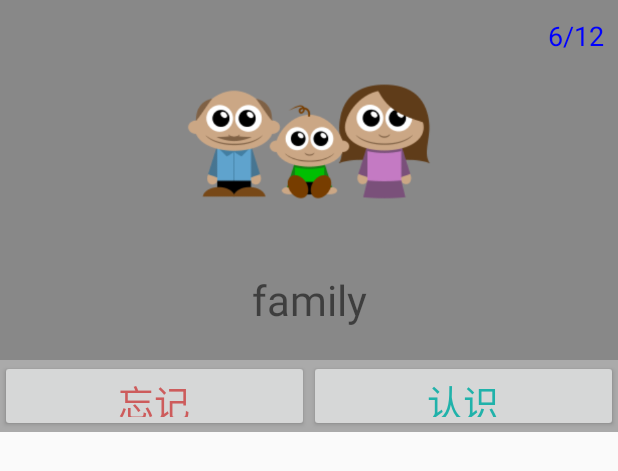
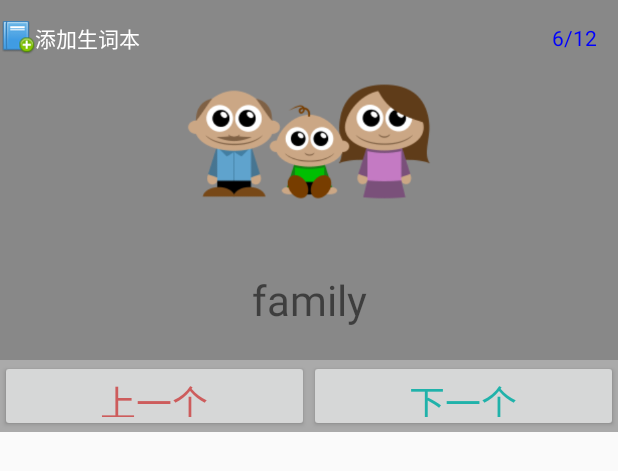
Before and after one commit to sunjinbo/amy, an Android app: the layout word_view.xml on its own in the app's theme, with its tools: preview values and no code run, on a phone screen of 412 x 824 dp. Shown: the top 471 px of the screen. Run offline under Robolectric (Android 15) with nearby library versions, the phone set to English and light mode, and no system bars.

Commit message:
update study word panel to previous&next mode

```diff
--- a/app/src/main/res/layout/word_view.xml
+++ b/app/src/main/res/layout/word_view.xml
@@ -40,12 +40,38 @@
             android:id="@+id/tv_sequence_number"
             tools:text="6/12"
             android:text="0/0"
-            android:textSize="18sp"
+            android:textSize="14sp"
             android:textColor="@color/blue"
             android:gravity="center_vertical|center"
             android:layout_alignParentRight="true"
+            android:layout_margin="1dp"
             android:layout_width="56dp"
             android:layout_height="48dp" />
+
+        <LinearLayout
+            android:id="@+id/ly_add_dict"
+            android:orientation="horizontal"
+            android:gravity="center_vertical|center"
+            android:layout_alignParentLeft="true"
+            android:layout_margin="1dp"
+            android:layout_width="wrap_content"
+            android:layout_height="wrap_content">
+
+            <ImageView
+                android:src="@drawable/ic_add_dict"
+                android:layout_width="22dp"
+                android:layout_height="22dp" />
+
+            <TextView
+                android:text="@string/add_dict"
+                android:textSize="14sp"
+                android:textColor="@color/white"
+                android:singleLine="true"
+                android:gravity="center_vertical|left"
+                android:layout_alignParentRight="true"
+                android:layout_width="100dp"
+                android:layout_height="48dp" />
+        </LinearLayout>
 
     </RelativeLayout>
 
@@ -59,8 +85,8 @@
         android:layout_height="wrap_content">
 
         <Button
-            android:id="@+id/btn_forget"
-            android:text="@string/forget"
+            android:id="@+id/btn_previous"
+            android:text="@string/previous"
             android:textSize="24sp"
             android:textColor="@color/indian_red"
             android:gravity="center"
@@ -69,8 +95,8 @@
             android:layout_height="48dp" />
 
         <Button
-            android:id="@+id/btn_know"
-            android:text="@string/know"
+            android:id="@+id/btn_next"
+            android:text="@string/next"
             android:textSize="24sp"
             android:textColor="@color/light_sea_green"
             android:gravity="center"
--- a/app/src/main/res/values/strings.xml
+++ b/app/src/main/res/values/strings.xml
@@ -24,4 +24,8 @@
     <string name="stop">停止录音</string>
     <string name="homework">作业</string>
     <string name="no_file_found">无法找到该文件！</string>
+    <string name="add_dict">添加生词本</string>
+    <string name="add_dict_prompt">已添加至生词本！</string>
+    <string name="previous">上一个</string>
+    <string name="next">下一个</string>
 </resources>
```
Also changed, not shown: app/src/main/java/com/sun/amy/views/WordView.java (+40 -15 lines), app/src/main/res/drawable/ic_add_dict.png (added).
